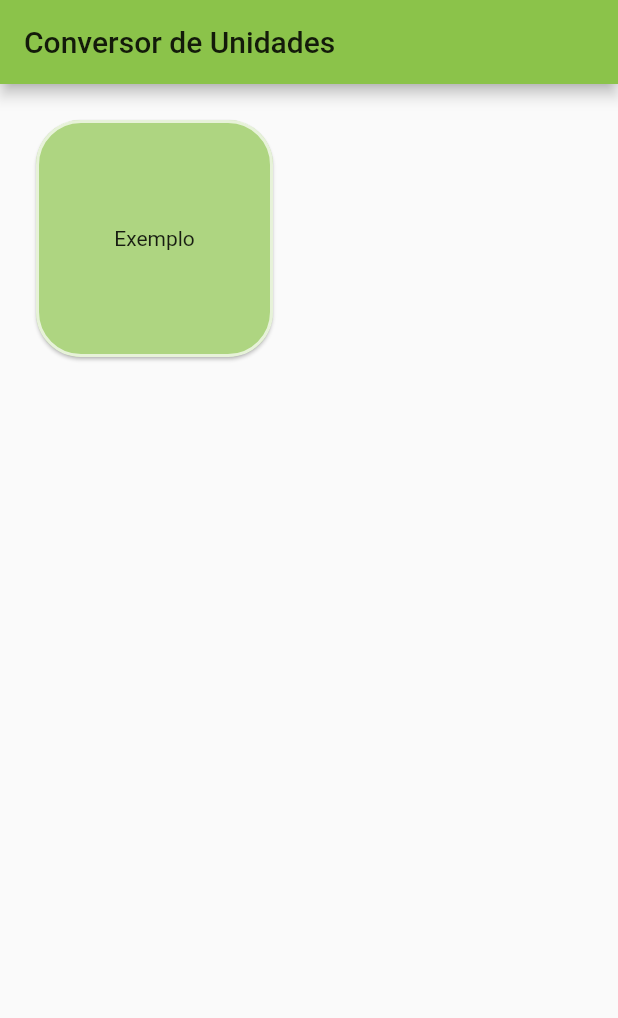
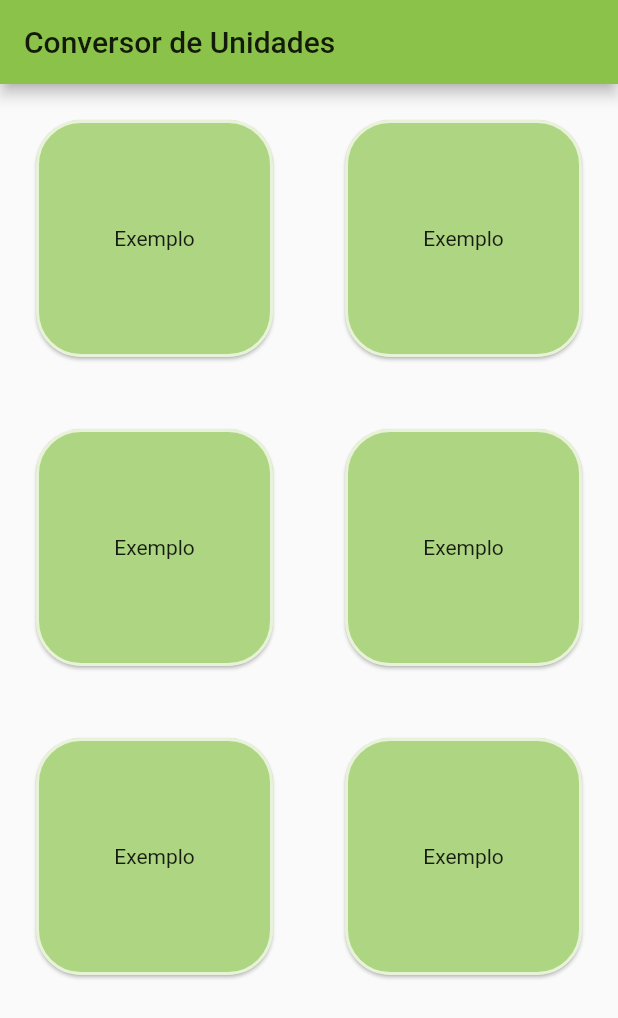
Before and after one commit to alex-cerlini/unit_converter, a Flutter app: the screen it shows after launch, on a phone screen of 412 x 824 dp. Shown: the top 1018 px of the screen. Run offline on Flutter 3.47's test engine with Material 2 defaults, Android fonts, the phone set to English and light mode, and no system bars.

Commit message:
Change card-widget to card_widget

```diff
--- /dev/null
+++ b/lib/card/card_widget.dart
@@ -0,0 +1,25 @@
+import 'package:flutter/material.dart';
+
+class CardWidget extends StatelessWidget {
+  @override
+  Widget build(BuildContext context) {
+    return Padding(
+      padding: const EdgeInsets.all(20),
+      child: Card(
+        color: Colors.lightGreen[300],
+        shape: RoundedRectangleBorder(
+          side: BorderSide(
+            color: Colors.white70,
+            width: 2,
+          ),
+          borderRadius: BorderRadius.circular(30),
+        ),
+        child: Center(
+          child: Text(
+            'Exemplo',
+          ),
+        ),
+      ),
+    );
+  }
+}
--- a/lib/main.dart
+++ b/lib/main.dart
@@ -1,5 +1,5 @@
 import 'package:flutter/material.dart';
-import 'card/card-widget.dart';
+import 'card/card_widget.dart';
 
 void main() {
   runApp(MyApp());
@@ -37,24 +37,12 @@ class _MyHomePageState extends State<MyHomePage> {
       body: GridView.count(
         crossAxisCount: 2,
         children: [
-          Padding(
-            padding: const EdgeInsets.all(20),
-            child: Card(
-              color: Colors.lightGreen[300],
-              shape: RoundedRectangleBorder(
-                side: BorderSide(
-                  color: Colors.white70,
-                  width: 2,
-                ),
-                borderRadius: BorderRadius.circular(30),
-              ),
-              child: Center(
-                child: Text(
-                  'Exemplo',
-                ),
-              ),
-            ),
-          ),
+          CardWidget(),
+          CardWidget(),
+          CardWidget(),
+          CardWidget(),
+          CardWidget(),
+          CardWidget(),
         ],
       ),
     );
```
Also changed, not shown: lib/card/card-widget.dart (deleted).
